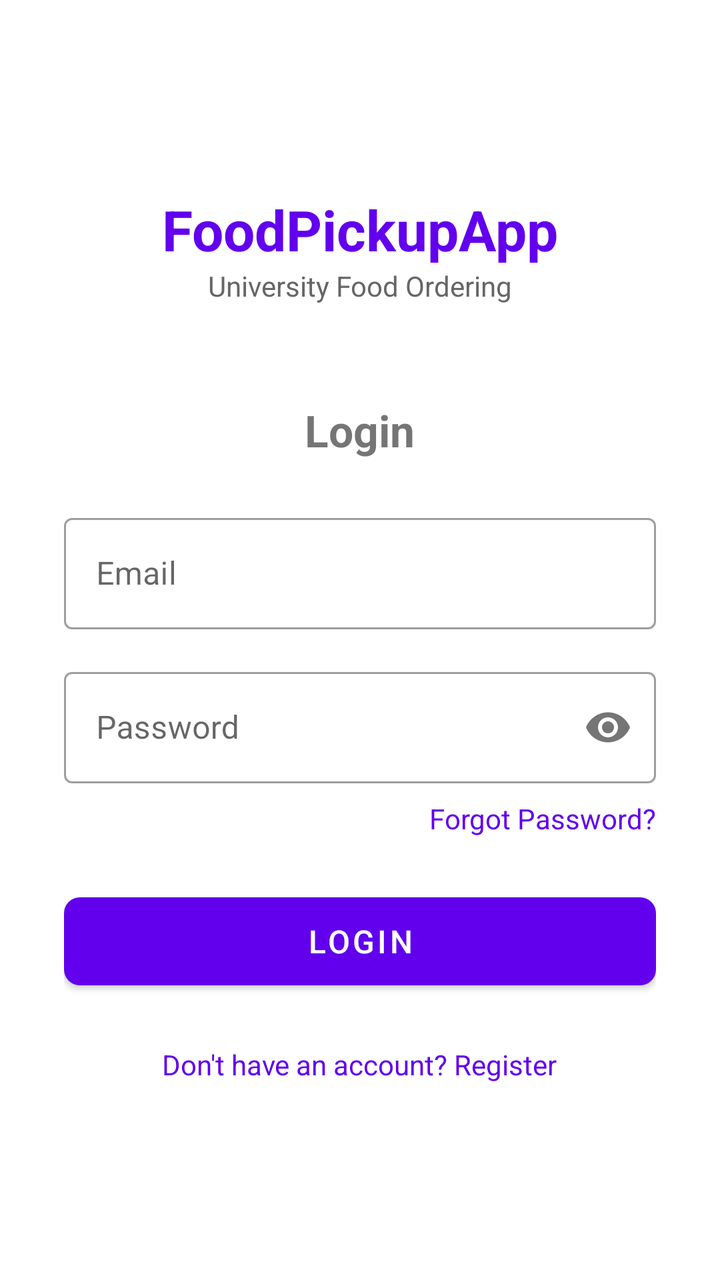
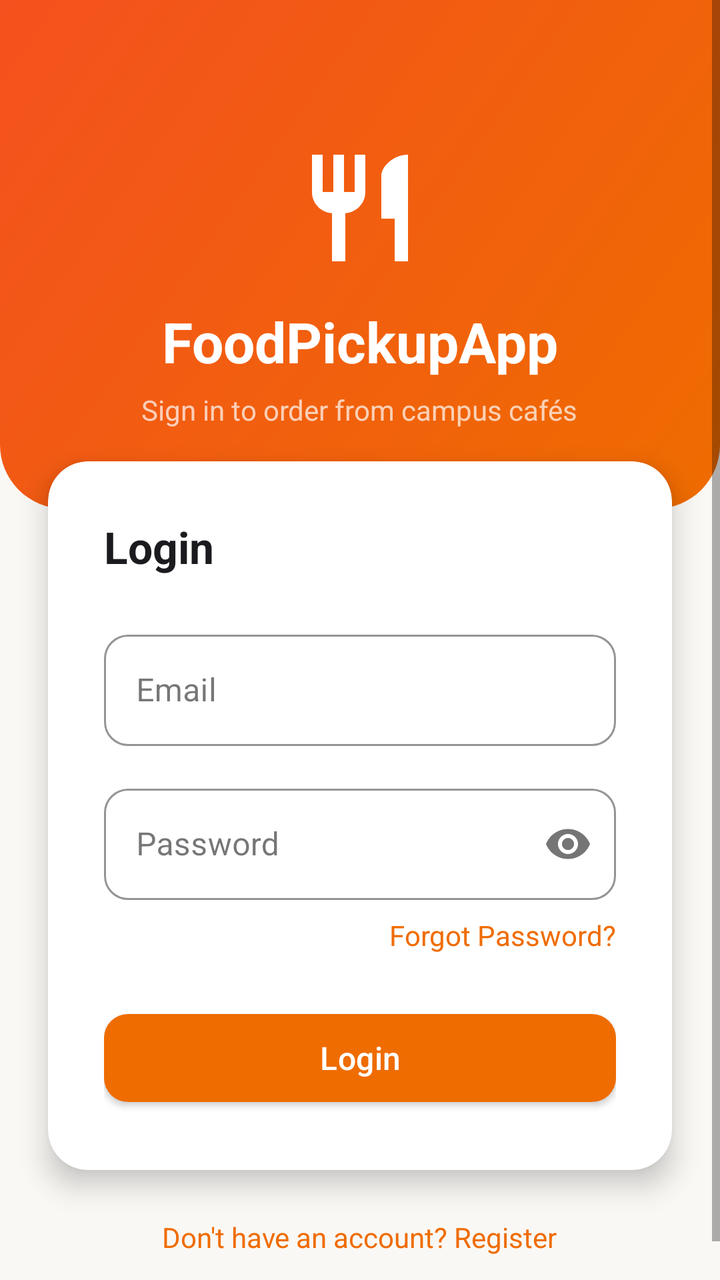

Screens rendered from an Android XML layout before and after an edit, with the pre-edit source and the edit as a unified diff.
<!-- AndroidManifest.xml: activity theme Theme.FoodPickupApp -->
<!-- res/layout/activity_login.xml -->
<?xml version="1.0" encoding="utf-8"?>
<ScrollView xmlns:android="http://schemas.android.com/apk/res/android"
    xmlns:app="http://schemas.android.com/apk/res-auto"
    android:layout_width="match_parent"
    android:layout_height="match_parent"
    android:fillViewport="true"
    android:background="@color/white">

    <LinearLayout
        android:layout_width="match_parent"
        android:layout_height="wrap_content"
        android:orientation="vertical"
        android:padding="32dp"
        android:gravity="center_horizontal">

        <TextView
            android:layout_width="wrap_content"
            android:layout_height="wrap_content"
            android:text="@string/app_name"
            android:textSize="28sp"
            android:textStyle="bold"
            android:textColor="@color/purple_500"
            android:layout_marginTop="64dp" />

        <TextView
            android:layout_width="wrap_content"
            android:layout_height="wrap_content"
            android:text="@string/subtitle_university_food_ordering"
            android:textSize="14sp"
            android:textColor="#666666"
            android:layout_marginBottom="48dp" />

        <TextView
            android:layout_width="wrap_content"
            android:layout_height="wrap_content"
            android:text="@string/login_title"
            android:textSize="22sp"
            android:textStyle="bold"
            android:layout_marginBottom="24dp" />

        <com.google.android.material.textfield.TextInputLayout
            android:id="@+id/layoutEmail"
            style="@style/Widget.MaterialComponents.TextInputLayout.OutlinedBox"
            android:layout_width="match_parent"
            android:layout_height="wrap_content"
            android:layout_marginBottom="16dp">

            <com.google.android.material.textfield.TextInputEditText
                android:id="@+id/editEmail"
                android:layout_width="match_parent"
                android:layout_height="wrap_content"
                android:hint="@string/hint_email"
                android:inputType="textEmailAddress"
                android:maxLines="1" />
        </com.google.android.material.textfield.TextInputLayout>

        <com.google.android.material.textfield.TextInputLayout
            android:id="@+id/layoutPassword"
            style="@style/Widget.MaterialComponents.TextInputLayout.OutlinedBox"
            android:layout_width="match_parent"
            android:layout_height="wrap_content"
            android:layout_marginBottom="8dp"
            app:passwordToggleEnabled="true">

            <com.google.android.material.textfield.TextInputEditText
                android:id="@+id/editPassword"
                android:layout_width="match_parent"
                android:layout_height="wrap_content"
                android:hint="@string/hint_password"
                android:inputType="textPassword"
                android:maxLines="1" />
        </com.google.android.material.textfield.TextInputLayout>

        <TextView
            android:id="@+id/textForgotPassword"
            android:layout_width="wrap_content"
            android:layout_height="wrap_content"
            android:text="@string/link_forgot_password"
            android:textColor="@color/purple_500"
            android:textSize="14sp"
            android:layout_gravity="end"
            android:layout_marginBottom="24dp"
            android:clickable="true"
            android:focusable="true" />

        <com.google.android.material.button.MaterialButton
            android:id="@+id/btnLogin"
            android:layout_width="match_parent"
            android:layout_height="56dp"
            android:text="@string/btn_login"
            android:textSize="16sp"
            app:cornerRadius="8dp"
            android:layout_marginBottom="24dp" />

        <TextView
            android:id="@+id/textRegister"
            android:layout_width="wrap_content"
            android:layout_height="wrap_content"
            android:text="@string/link_register"
            android:textColor="@color/purple_500"
            android:textSize="14sp"
            android:clickable="true"
            android:focusable="true" />

    </LinearLayout>
</ScrollView>
<!-- resources referenced by this layout -->
<resources>
  <color name="purple_500">#FF6200EE</color>
  <color name="white">#FFFFFFFF</color>
  <string name="btn_login">Login</string>
  <string name="hint_email">Email</string>
  <string name="subtitle_university_food_ordering">University Food Ordering</string>
  <style name="Theme.FoodPickupApp" parent="Theme.MaterialComponents.Light.NoActionBar">
          
          <item name="colorPrimary">@color/purple_500</item>
          <item name="colorPrimaryVariant">@color/purple_700</item>
          <item name="colorOnPrimary">@color/white</item>
          
          <item name="colorSecondary">@color/teal_200</item>
          <item name="colorSecondaryVariant">@color/teal_700</item>
          <item name="colorOnSecondary">@color/black</item>
          
          <item name="android:statusBarColor">@color/purple_700</item>
      </style>
  <color name="purple_700">#FF3700B3</color>
  <color name="teal_200">#FF03DAC5</color>
  <color name="teal_700">#FF018786</color>
  <color name="black">#FF000000</color>
  <!-- unchanged entries left out for length: 5 -->
</resources>

<!-- the commit's change to res/layout/activity_login.xml (unified diff, before → after) -->
@@ -4,100 +4,153 @@
     android:layout_width="match_parent"
     android:layout_height="match_parent"
     android:fillViewport="true"
-    android:background="@color/white">
+    android:background="@color/background">
 
     <LinearLayout
         android:layout_width="match_parent"
         android:layout_height="wrap_content"
         android:orientation="vertical"
-        android:padding="32dp"
         android:gravity="center_horizontal">
 
-        <TextView
-            android:layout_width="wrap_content"
-            android:layout_height="wrap_content"
-            android:text="@string/app_name"
-            android:textSize="28sp"
-            android:textStyle="bold"
-            android:textColor="@color/purple_500"
-            android:layout_marginTop="64dp" />
-
-        <TextView
-            android:layout_width="wrap_content"
-            android:layout_height="wrap_content"
-            android:text="@string/subtitle_university_food_ordering"
-            android:textSize="14sp"
-            android:textColor="#666666"
-            android:layout_marginBottom="48dp" />
-
-        <TextView
-            android:layout_width="wrap_content"
-            android:layout_height="wrap_content"
-            android:text="@string/login_title"
-            android:textSize="22sp"
-            android:textStyle="bold"
-            android:layout_marginBottom="24dp" />
-
-        <com.google.android.material.textfield.TextInputLayout
-            android:id="@+id/layoutEmail"
-            style="@style/Widget.MaterialComponents.TextInputLayout.OutlinedBox"
+        
+        
+        
+        <LinearLayout
             android:layout_width="match_parent"
             android:layout_height="wrap_content"
-            android:layout_marginBottom="16dp">
+            android:background="@drawable/bg_gradient_header"
+            android:gravity="center_horizontal"
+            android:orientation="vertical"
+            android:paddingTop="72dp"
+            android:paddingBottom="40dp">
 
-            <com.google.android.material.textfield.TextInputEditText
-                android:id="@+id/editEmail"
+            
+            <ImageView
+                android:layout_width="64dp"
+                android:layout_height="64dp"
+                android:src="@drawable/ic_restaurant"
+                app:tint="@color/white"
+                android:contentDescription="@string/app_name" />
+
+            
+            <TextView
+                android:layout_width="wrap_content"
+                android:layout_height="wrap_content"
+                android:layout_marginTop="16dp"
+                android:text="@string/app_name"
+                android:textColor="@color/white"
+                android:textSize="28sp"
+                android:textStyle="bold" />
+
+            
+            <TextView
+                android:layout_width="wrap_content"
+                android:layout_height="wrap_content"
+                android:layout_marginTop="6dp"
+                android:text="@string/brand_login_subtitle"
+                android:textColor="#B3FFFFFF"
+                android:textSize="14sp" />
+
+        </LinearLayout>
+
+        
+        
+        
+        <com.google.android.material.card.MaterialCardView
+            style="@style/Widget.FoodPickup.Card.Elevated"
+            android:layout_width="match_parent"
+            android:layout_height="wrap_content"
+            android:layout_marginStart="24dp"
+            android:layout_marginEnd="24dp"
+            android:layout_marginTop="-24dp"
+            app:cardCornerRadius="20dp"
+            app:cardElevation="8dp">
+
+            <LinearLayout
                 android:layout_width="match_parent"
                 android:layout_height="wrap_content"
-                android:hint="@string/hint_email"
-                android:inputType="textEmailAddress"
-                android:maxLines="1" />
-        </com.google.android.material.textfield.TextInputLayout>
+                android:orientation="vertical"
+                android:padding="28dp">
 
-        <com.google.android.material.textfield.TextInputLayout
-            android:id="@+id/layoutPassword"
-            style="@style/Widget.MaterialComponents.TextInputLayout.OutlinedBox"
-            android:layout_width="match_parent"
-            android:layout_height="wrap_content"
-            android:layout_marginBottom="8dp"
-            app:passwordToggleEnabled="true">
+                
+                <TextView
+                    android:layout_width="wrap_content"
+                    android:layout_height="wrap_content"
+                    android:text="@string/login_title"
+                    android:textColor="@color/text_primary"
+                    android:textSize="22sp"
+                    android:textStyle="bold"
+                    android:layout_marginBottom="24dp" />
 
-            <com.google.android.material.textfield.TextInputEditText
-                android:id="@+id/editPassword"
-                android:layout_width="match_parent"
-                android:layout_height="wrap_content"
-                android:hint="@string/hint_password"
-                android:inputType="textPassword"
-                android:maxLines="1" />
-        </com.google.android.material.textfield.TextInputLayout>
+                
+                <com.google.android.material.textfield.TextInputLayout
+                    android:id="@+id/layoutEmail"
+                    style="@style/Widget.FoodPickup.TextInputLayout"
+                    android:layout_width="match_parent"
+                    android:layout_height="wrap_content"
+                    android:layout_marginBottom="16dp">
 
-        <TextView
-            android:id="@+id/textForgotPassword"
-            android:layout_width="wrap_content"
-            android:layout_height="wrap_content"
-            android:text="@string/link_forgot_password"
-            android:textColor="@color/purple_500"
-            android:textSize="14sp"
-            android:layout_gravity="end"
-            android:layout_marginBottom="24dp"
-            android:clickable="true"
-            android:focusable="true" />
+                    <com.google.android.material.textfield.TextInputEditText
+                        android:id="@+id/editEmail"
+                        android:layout_width="match_parent"
+                        android:layout_height="wrap_content"
+                        android:hint="@string/hint_email"
+                        android:inputType="textEmailAddress"
+                        android:maxLines="1" />
+                </com.google.android.material.textfield.TextInputLayout>
 
-        <com.google.android.material.button.MaterialButton
-            android:id="@+id/btnLogin"
-            android:layout_width="match_parent"
-            android:layout_height="56dp"
-            android:text="@string/btn_login"
-            android:textSize="16sp"
-            app:cornerRadius="8dp"
-            android:layout_marginBottom="24dp" />
+                
+                <com.google.android.material.textfield.TextInputLayout
+                    android:id="@+id/layoutPassword"
+                    style="@style/Widget.FoodPickup.TextInputLayout"
+                    android:layout_width="match_parent"
+                    android:layout_height="wrap_content"
+                    android:layout_marginBottom="8dp"
+                    app:passwordToggleEnabled="true">
 
+                    <com.google.android.material.textfield.TextInputEditText
+                        android:id="@+id/editPassword"
+                        android:layout_width="match_parent"
+                        android:layout_height="wrap_content"
+                        android:hint="@string/hint_password"
+                        android:inputType="textPassword"
+                        android:maxLines="1" />
+                </com.google.android.material.textfield.TextInputLayout>
+
+                
+                <TextView
+                    android:id="@+id/textForgotPassword"
+                    android:layout_width="wrap_content"
+                    android:layout_height="wrap_content"
+                    android:text="@string/link_forgot_password"
+                    android:textColor="@color/brand_primary"
+                    android:textSize="14sp"
+                    android:layout_gravity="end"
+                    android:layout_marginBottom="24dp"
+                    android:clickable="true"
+                    android:focusable="true" />
+
+                
+                <com.google.android.material.button.MaterialButton
+                    android:id="@+id/btnLogin"
+                    style="@style/Widget.FoodPickup.Button"
+                    android:layout_width="match_parent"
+                    android:layout_height="56dp"
+                    android:text="@string/btn_login" />
+
+            </LinearLayout>
+
+        </com.google.android.material.card.MaterialCardView>
+
+        
         <TextView
             android:id="@+id/textRegister"
             android:layout_width="wrap_content"
             android:layout_height="wrap_content"
+            android:layout_marginTop="24dp"
+            android:layout_marginBottom="32dp"
             android:text="@string/link_register"
-            android:textColor="@color/purple_500"
+            android:textColor="@color/brand_primary"
             android:textSize="14sp"
             android:clickable="true"
             android:focusable="true" />
<!-- resource entries referenced after the edit -->
@@ -1,26 +1,87 @@
 <!-- resources referenced by this layout -->
 <resources>
-  <color name="purple_500">#FF6200EE</color>
+  <color name="background">#FFFAF8F5</color>
+  <color name="brand_primary">#FFEF6C00</color>
+  <color name="text_primary">#FF1B1B1F</color>
   <color name="white">#FFFFFFFF</color>
+  <!-- drawable bg_gradient_header (drawable) -->
+  <?xml version="1.0" encoding="utf-8"?>
+  <shape xmlns:android="http://schemas.android.com/apk/res/android">
+      <gradient
+          android:startColor="@color/header_gradient_start"
+          android:endColor="@color/header_gradient_end"
+          android:angle="135"
+          android:type="linear" />
+      <corners
+          android:bottomLeftRadius="32dp"
+          android:bottomRightRadius="32dp" />
+  </shape>
+  <!-- drawable ic_restaurant (drawable) -->
+  <vector xmlns:android="http://schemas.android.com/apk/res/android"
+      android:width="24dp"
+      android:height="24dp"
+      android:viewportWidth="24"
+      android:viewportHeight="24"
+      android:tint="?attr/colorOnPrimary">
+      <path
+          android:fillColor="@android:color/white"
+          android:pathData="M11,9H9V2H7v7H5V2H3v7c0,2.12 1.66,3.84 3.75,3.97V22h2.5v-9.03C11.34,12.84 13,11.12 13,9V2h-2v7zM16,6v8h2.5v8H21V2c-2.76,0 -5,2.24 -5,4z"/>
+  </vector>
+  <string name="brand_login_subtitle">Sign in to order from campus cafés</string>
   <string name="btn_login">Login</string>
   <string name="hint_email">Email</string>
-  <string name="subtitle_university_food_ordering">University Food Ordering</string>
+  <style name="Widget.FoodPickup.Button" parent="Widget.MaterialComponents.Button">
+          <item name="cornerRadius">12dp</item>
+          <item name="android:textAllCaps">false</item>
+          <item name="android:letterSpacing">0.01</item>
+          <item name="android:textSize">16sp</item>
+          <item name="backgroundTint">@color/brand_primary</item>
+      </style>
+  <style name="Widget.FoodPickup.Card.Elevated" parent="Widget.FoodPickup.Card">
+          <item name="cardElevation">6dp</item>
+      </style>
+  <style name="Widget.FoodPickup.TextInputLayout" parent="Widget.MaterialComponents.TextInputLayout.OutlinedBox">
+          <item name="boxStrokeColor">@color/brand_primary</item>
+          <item name="hintTextColor">@color/brand_primary</item>
+          <item name="boxCornerRadiusTopStart">12dp</item>
+          <item name="boxCornerRadiusTopEnd">12dp</item>
+          <item name="boxCornerRadiusBottomStart">12dp</item>
+          <item name="boxCornerRadiusBottomEnd">12dp</item>
+      </style>
   <style name="Theme.FoodPickupApp" parent="Theme.MaterialComponents.Light.NoActionBar">
           
-          <item name="colorPrimary">@color/purple_500</item>
-          <item name="colorPrimaryVariant">@color/purple_700</item>
-          <item name="colorOnPrimary">@color/white</item>
+          <item name="colorPrimary">@color/brand_primary</item>
+          <item name="colorPrimaryVariant">@color/brand_primary_dark</item>
+          <item name="colorOnPrimary">@color/brand_on_primary</item>
           
-          <item name="colorSecondary">@color/teal_200</item>
-          <item name="colorSecondaryVariant">@color/teal_700</item>
-          <item name="colorOnSecondary">@color/black</item>
+          <item name="colorSecondary">@color/brand_secondary</item>
+          <item name="colorSecondaryVariant">@color/brand_secondary_light</item>
+          <item name="colorOnSecondary">@color/brand_on_secondary</item>
           
-          <item name="android:statusBarColor">@color/purple_700</item>
+          <item name="android:colorBackground">@color/background</item>
+          <item name="colorSurface">@color/surface</item>
+          <item name="colorOnSurface">@color/text_primary</item>
+          
+          <item name="colorError">@color/error</item>
+          
+          <item name="android:statusBarColor">@color/brand_primary_dark</item>
+          
+          <item name="materialButtonStyle">@style/Widget.FoodPickup.Button</item>
       </style>
-  <color name="purple_700">#FF3700B3</color>
-  <color name="teal_200">#FF03DAC5</color>
-  <color name="teal_700">#FF018786</color>
-  <color name="black">#FF000000</color>
+  <color name="header_gradient_start">#FFEF6C00</color>
+  <color name="header_gradient_end">#FFF4511E</color>
+  <style name="Widget.FoodPickup.Card" parent="Widget.MaterialComponents.CardView">
+          <item name="cardCornerRadius">16dp</item>
+          <item name="cardElevation">2dp</item>
+          <item name="cardBackgroundColor">@color/surface</item>
+      </style>
+  <color name="brand_primary_dark">#FFE65100</color>
+  <color name="brand_on_primary">#FFFFFFFF</color>
+  <color name="brand_secondary">#FF5D4037</color>
+  <color name="brand_secondary_light">#FF8D6E63</color>
+  <color name="brand_on_secondary">#FFFFFFFF</color>
+  <color name="surface">#FFFFFFFF</color>
+  <color name="error">#FFC62828</color>
   <!-- unchanged entries left out for length: 5 -->
 </resources>
 
